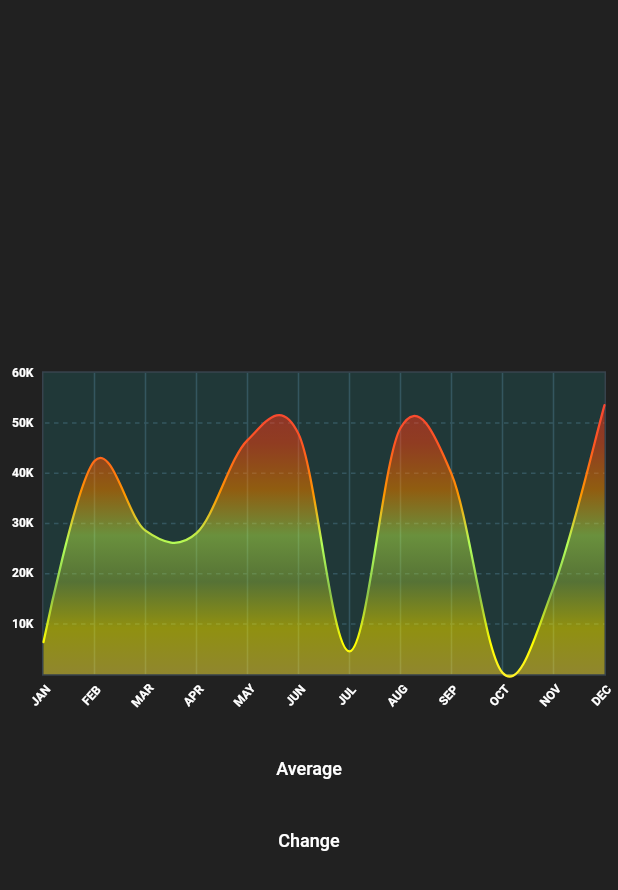
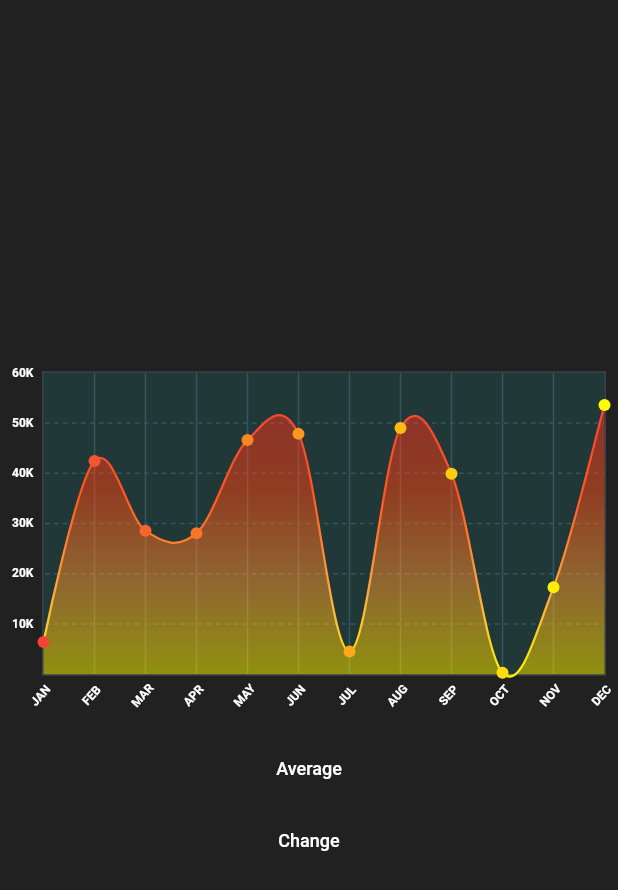
Before and after one commit to nirmal-mazhuvanpilly/flutter-custom-widgets, a Flutter app: the ChartScreen screen opened directly, on a phone screen of 412 x 824 dp. Shown: the top 890 px of the screen. Run offline on Flutter 3.47's test engine with Material 2 defaults, Android fonts, the phone set to English and light mode, and no system bars; drawn by our look-alikes of fl_chart; our stand-ins replace cached_network_image, flutter_linkify, lottie, syncfusion_flutter_gauges.

Commit message:
Fl line chart line touch data

```diff
--- a/lib/chart/chart_screen.dart
+++ b/lib/chart/chart_screen.dart
@@ -14,11 +14,8 @@ class _ChartScreenState extends State<ChartScreen> {
   List<Color> gradientColors = [
     Colors.red,
     Colors.deepOrange,
-    Colors.orange,
-    Colors.lightGreenAccent,
-    Colors.lightGreen,
+    Colors.orangeAccent,
     Colors.yellowAccent,
-    Colors.yellow,
   ];
 
   bool showAvg = false;
@@ -189,6 +186,24 @@ class _ChartScreenState extends State<ChartScreen> {
 
   LineChartData mainData() {
     return LineChartData(
+      lineTouchData: LineTouchData(
+        enabled: true,
+        touchTooltipData: LineTouchTooltipData(
+          tooltipBgColor: Colors.red.withOpacity(.10),
+        ),
+        getTouchedSpotIndicator: (barData, spotIndexes) {
+          return spotIndexes.map(
+            (int index) {
+              final line = FlLine(
+                  color: Colors.cyanAccent, strokeWidth: 1, dashArray: [2, 4]);
+              return TouchedSpotIndicatorData(
+                line,
+                FlDotData(show: true),
+              );
+            },
+          ).toList();
+        },
+      ),
       gridData: FlGridData(
         show: true,
         drawVerticalLine: true,
@@ -249,7 +264,10 @@ class _ChartScreenState extends State<ChartScreen> {
             barWidth: 1.5,
             isStrokeCapRound: true,
             dotData: FlDotData(
-              show: false,
+              show: true,
+              checkToShowDot: (spot, barData) {
+                return true;
+              },
             ),
             belowBarData: BarAreaData(
               show: true,
```
